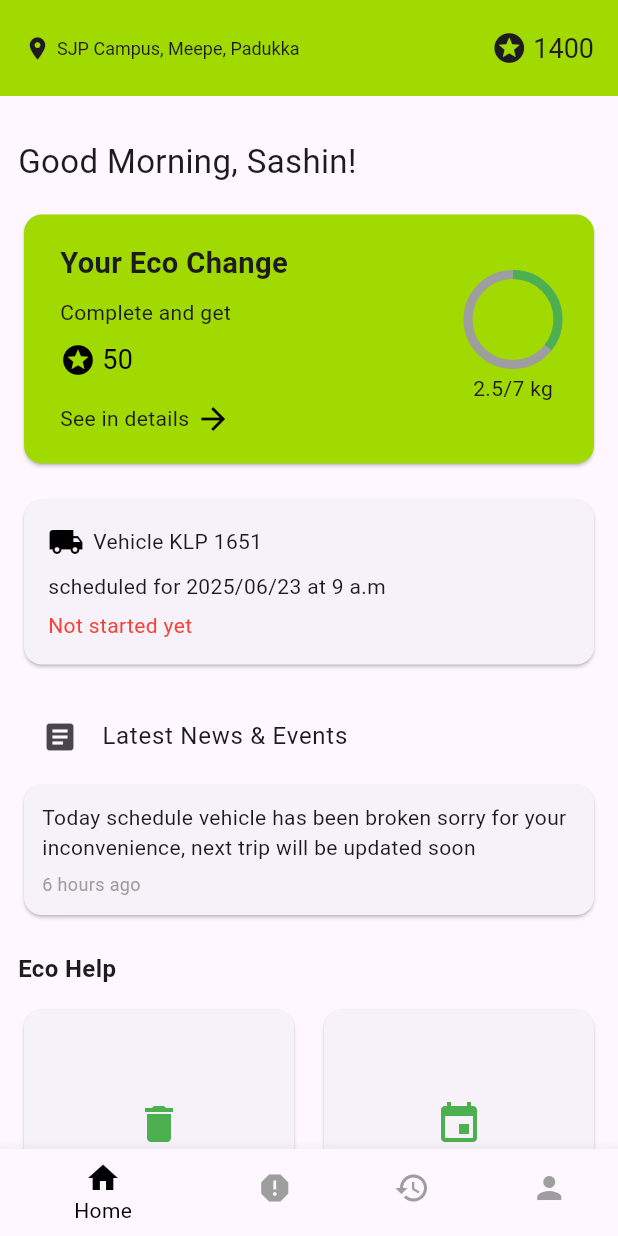
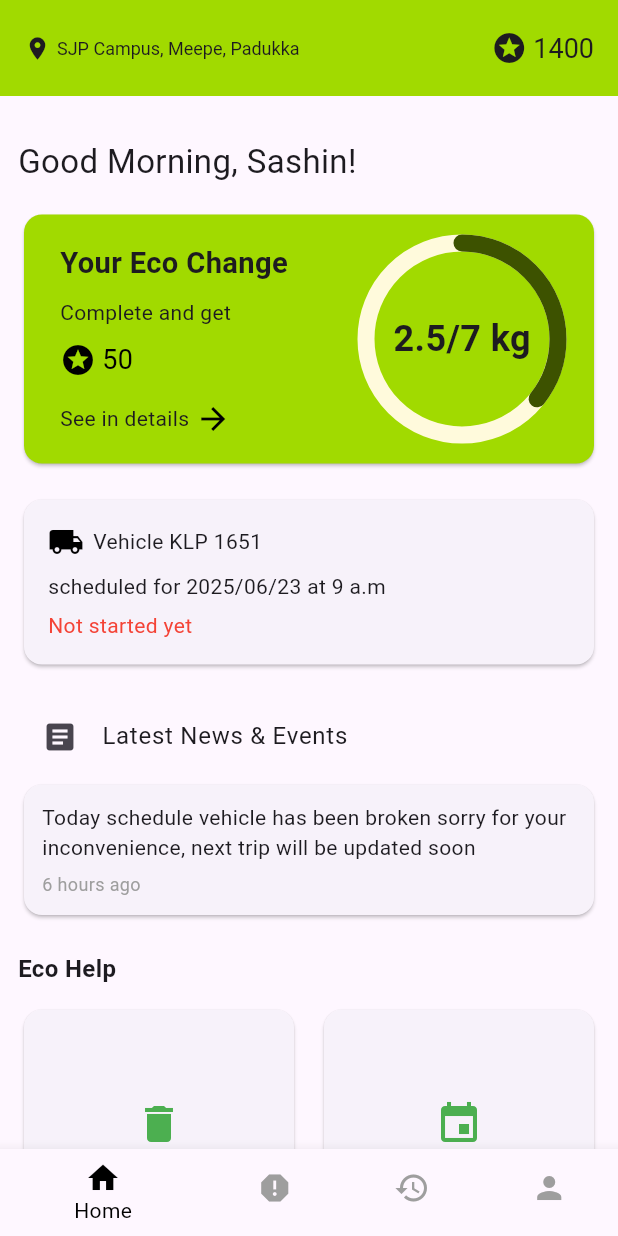
Before and after one commit to Sashin517/eco-change, a Flutter app: the screen it shows after launch, after a tap on "Login", on a phone screen of 412 x 824 dp. Run offline on Flutter 3.47's test engine with Material 3 defaults, Android fonts, the phone set to English and light mode, and no system bars; our stand-ins replace percent_indicator.

Commit message:
updated home circular progress and home login ui

```diff
--- a/lib/colors.dart
+++ b/lib/colors.dart
@@ -4,6 +4,7 @@ class AppColors {
   static const Color text = Color.fromARGB(255, 0, 0, 0); // Space Black
   static const Color background = Color(0xFFEFEFEF); // Heaven White
   static const Color primary = Color(0xFFA1DA00); // Apple Green
+  static const Color olive = Color(0xFF3D5200); // Olive Green
   static const Color accent = Color(0xFFB6F500); // Leafe Green
   static const Color secondary = Color(0xFFFFFADC); // Glowy Yellow
   static const Color error = Color(0xFFFF3B30); // Danger Red
--- a/lib/pages/home.dart
+++ b/lib/pages/home.dart
@@ -1,5 +1,6 @@
 import 'package:flutter/material.dart';
 import '../colors.dart';
+import 'package:percent_indicator/percent_indicator.dart';
 
 class HomePage extends StatelessWidget {
   const HomePage({super.key});
@@ -114,20 +115,28 @@ class HomePage extends StatelessWidget {
                                   ],
                                 ),
 
-                            Column(
+                            Stack(
+                              alignment: Alignment.center,
                               children: const [
                                 SizedBox(
-                                  height: 60,
-                                  width: 60,
+                                  height: 128,
+                                  width: 128,
                                   child: CircularProgressIndicator(
                                     value: 2.5 / 7,
-                                    strokeWidth: 6,
-                                    backgroundColor: Colors.grey,
-                                    color: Colors.green,
+                                    strokeWidth: 11.34,
+                                    backgroundColor: AppColors.secondary,
+                                    strokeCap: StrokeCap.round,
+                                    color: AppColors.olive,
                                   ),
                                 ),
                                 SizedBox(height: 6),
-                                Text("2.5/7 kg"),
+                                Text(
+                                  "2.5/7 kg",
+                                  style: TextStyle(
+                                    fontSize: 24,
+                                    fontWeight: FontWeight.bold,
+                                  )
+                                  ),
                               ],
                             )
                           ],
--- a/lib/pages/login_page.dart
+++ b/lib/pages/login_page.dart
@@ -17,9 +17,9 @@ class LoginPage extends StatelessWidget {
             /// Background image (from network)
             SizedBox(
               width: double.infinity,
-            height: MediaQuery.of(context).size.height / 2,
-            child: Image.network(
-              "https://images.pexels.com/photos/6995417/pexels-photo-6995417.jpeg", // 🔁 replace with your actual image URL
+            height: MediaQuery.of(context).size.height * 0.42,
+            child: Image.asset(
+              "assets/Garbage.jpg",
               fit: BoxFit.cover,
               errorBuilder: (context, error, stackTrace) => Container(
                 color: Colors.grey.shade200,
@@ -27,10 +27,6 @@ class LoginPage extends StatelessWidget {
                   child: Icon(Icons.broken_image, size: 60, color: Colors.grey),
                 ),
               ),
-              loadingBuilder: (context, child, loadingProgress) {
-                if (loadingProgress == null) return child;
-                return const Center(child: CircularProgressIndicator());
-              },
             ),
           ),
 
@@ -39,7 +35,7 @@ class LoginPage extends StatelessWidget {
             alignment: Alignment.bottomCenter,
             child: Container(
               padding: const EdgeInsets.all(20),
-              height: MediaQuery.of(context).size.height * 0.70,
+              //height: MediaQuery.of(context).size.height * 0.54,
               decoration: const BoxDecoration(
                 color: Color(0xFFB6E62E), // Eco green
                 borderRadius: BorderRadius.only(
@@ -48,8 +44,8 @@ class LoginPage extends StatelessWidget {
                 ),
               ),
               child: Column(
-                //mainAxisSize: MainAxisSize.min, // 👈 fits height to children
-                mainAxisAlignment: MainAxisAlignment.spaceBetween,
+                mainAxisSize: MainAxisSize.min, // 👈 fits height to children
+                //mainAxisAlignment: MainAxisAlignment.spaceBetween,
                 crossAxisAlignment: CrossAxisAlignment.center,
                 children: [
                   Column(
@@ -163,7 +159,7 @@ class LoginPage extends StatelessWidget {
                   //const SizedBox(height: 64),
                     ],
                   ),
-
+                  const SizedBox(height: 24),
                   /// Sign Up Row
                   Row(
                     mainAxisAlignment: MainAxisAlignment.center,
--- a/lib/pages/signup_page.dart
+++ b/lib/pages/signup_page.dart
@@ -16,9 +16,9 @@ class SignUpPage extends StatelessWidget {
           /// Background image (from network)
           SizedBox(
             width: double.infinity,
-            height: MediaQuery.of(context).size.height / 2,
-            child: Image.network(
-              "https://images.pexels.com/photos/6995417/pexels-photo-6995417.jpeg", // 🔁 replace with your actual image URL
+            height: MediaQuery.of(context).size.height * 0.32,
+            child: Image.asset(
+              "assets/Garbage.jpg",
               fit: BoxFit.cover,
               errorBuilder: (context, error, stackTrace) => Container(
                 color: Colors.grey.shade200,
@@ -26,10 +26,6 @@ class SignUpPage extends StatelessWidget {
                   child: Icon(Icons.broken_image, size: 60, color: Colors.grey),
                 ),
               ),
-              loadingBuilder: (context, child, loadingProgress) {
-                if (loadingProgress == null) return child;
-                return const Center(child: CircularProgressIndicator());
-              },
             ),
           ),
 
@@ -38,7 +34,7 @@ class SignUpPage extends StatelessWidget {
             alignment: Alignment.bottomCenter,
             child: Container(
               padding: const EdgeInsets.all(20),
-              height: MediaQuery.of(context).size.height * 0.80,
+              //height: MediaQuery.of(context).size.height * 0.66,
               decoration: const BoxDecoration(
                 color: Color(0xFFB6E62E), // Eco green
                 borderRadius: BorderRadius.only(
@@ -47,7 +43,7 @@ class SignUpPage extends StatelessWidget {
                 ),
               ),
               child: Column(
-                //mainAxisSize: MainAxisSize.min, // 👈 fits height to children
+                mainAxisSize: MainAxisSize.min, // 👈 fits height to children
                 crossAxisAlignment: CrossAxisAlignment.center,
                 mainAxisAlignment: MainAxisAlignment.spaceBetween,
                 children: [
@@ -193,7 +189,7 @@ class SignUpPage extends StatelessWidget {
                   ),
                     ],
                   ),
-                  //const SizedBox(height: 64),
+                  const SizedBox(height: 24),
                   /// Sign Up Row
                   Row(
                     mainAxisAlignment: MainAxisAlignment.center,
--- a/pubspec.yaml
+++ b/pubspec.yaml
@@ -34,6 +34,7 @@ dependencies:
   # The following adds the Cupertino Icons font to your application.
   # Use with the CupertinoIcons class for iOS style icons.
   cupertino_icons: ^1.0.8
+  percent_indicator: ^4.2.5
 
 dev_dependencies:
   flutter_test:
@@ -58,8 +59,8 @@ flutter:
   uses-material-design: true
 
   # To add assets to your application, add an assets section, like this:
-assets:
-  - assets/Garbage.jpg
+  assets:
+    - assets/
   # An image asset can refer to one or more resolution-specific "variants", see
   # https://flutter.dev/to/resolution-aware-images
 
```
Also changed, not shown: pubspec.lock.
